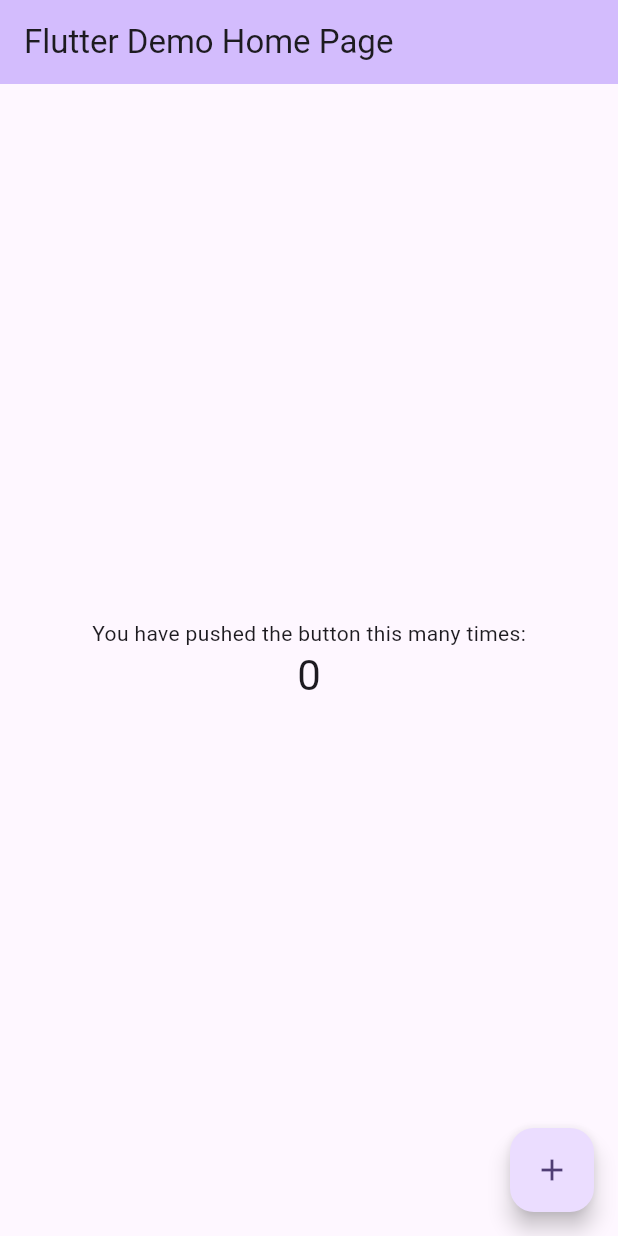
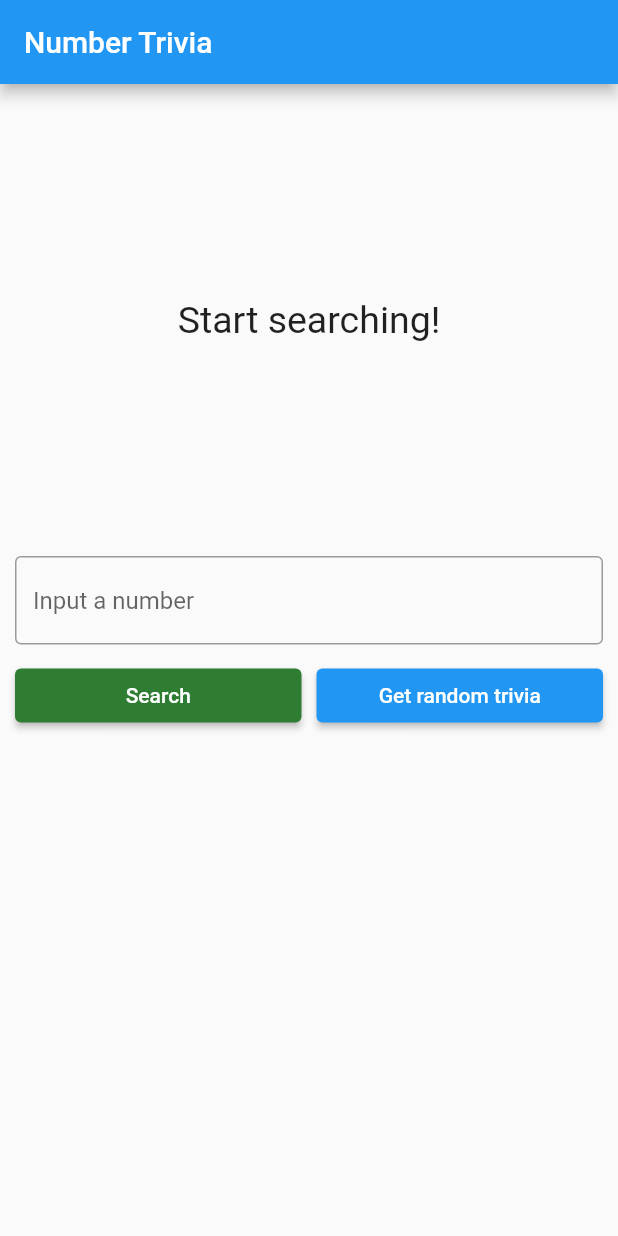
Before and after one commit to rarc88/flutter_tdd_clean_architecture, a Flutter app: the screen it shows after launch, on a phone screen of 412 x 824 dp. Run offline on Flutter 3.47's test engine with Material 2 defaults, Android fonts, the phone set to English and light mode, and no system bars; our stand-ins replace dartz, equatable, flutter_bloc, get_it, internet_connection_checker, shared_preferences.

Commit message:
chapters 12-14 (finished)

```diff
--- a/lib/core/error/failures.dart
+++ b/lib/core/error/failures.dart
@@ -1,8 +1,6 @@
 import 'package:equatable/equatable.dart';
 
 abstract class Failure extends Equatable {
-  const Failure();
-
   @override
   List<Object> get props => [];
 }
--- a/lib/features/number_trivia/data/datasources/number_trivia_remote_local_source.dart
+++ b/lib/features/number_trivia/data/datasources/number_trivia_remote_local_source.dart
@@ -14,7 +14,7 @@ abstract class NumberTriviaLocalDataSource {
   Future<void> cacheNumberTrivia(NumberTriviaModel triviaToCache);
 }
 
-const CACHED_NUMBER_TRIVIA = 'CACHED_NUMBER_TRIVIA';
+const cachedNumberTrivia = 'CACHED_NUMBER_TRIVIA';
 
 class NumberTriviaLocalDataSourceImpl implements NumberTriviaLocalDataSource {
   final SharedPreferences sharedPreferences;
@@ -23,7 +23,7 @@ class NumberTriviaLocalDataSourceImpl implements NumberTriviaLocalDataSource {
 
   @override
   Future<NumberTriviaModel> getLastNumberTrivia() {
-    final jsonString = sharedPreferences.getString(CACHED_NUMBER_TRIVIA);
+    final jsonString = sharedPreferences.getString(cachedNumberTrivia);
     if (jsonString != null) {
       return Future.value(NumberTriviaModel.fromJson(jsonDecode(jsonString)));
     } else {
@@ -34,7 +34,7 @@ class NumberTriviaLocalDataSourceImpl implements NumberTriviaLocalDataSource {
   @override
   Future<void> cacheNumberTrivia(NumberTriviaModel triviaToCache) {
     return sharedPreferences.setString(
-      CACHED_NUMBER_TRIVIA,
+      cachedNumberTrivia,
       json.encode(triviaToCache.toJson()),
     );
   }
--- /dev/null
+++ b/lib/features/number_trivia/presentation/pages/number_trivia_page.dart
@@ -0,0 +1,65 @@
+import 'package:flutter/material.dart';
+import 'package:flutter_bloc/flutter_bloc.dart';
+
+import '../../../../core/widgets/loading_widget.dart';
+import '../../../../injection_container.dart';
+import '../../domain/entities/number_trivia.dart';
+import '../bloc/number_trivia_bloc.dart';
+
+part '../widgets/message_display_widget.dart';
+part '../widgets/trivia_display_widget.dart';
+part '../widgets/trivia_controls_widget.dart';
+
+class NumberTriviaPage extends StatelessWidget {
+  const NumberTriviaPage({super.key});
+
+  @override
+  Widget build(BuildContext context) {
+    return Scaffold(
+      appBar: AppBar(
+        title: const Text('Number Trivia'),
+      ),
+      body: SingleChildScrollView(
+        child: buildBody(context),
+      ),
+    );
+  }
+
+  BlocProvider<NumberTriviaBloc> buildBody(BuildContext context) {
+    return BlocProvider(
+      create: (_) => sl<NumberTriviaBloc>(),
+      child: Center(
+        child: Padding(
+          padding: const EdgeInsets.all(10),
+          child: Column(
+            children: <Widget>[
+              const SizedBox(height: 10),
+              // Top half
+              BlocBuilder<NumberTriviaBloc, NumberTriviaState>(
+                builder: (context, state) {
+                  if (state is Loading) {
+                    return const LoadingWidget();
+                  } else if (state is Loaded) {
+                    return TriviaDisplayWidget(
+                      numberTrivia: state.trivia,
+                    );
+                  } else if (state is Error) {
+                    return MessageDisplay(
+                      message: state.message,
+                    );
+                  }
+                  return const MessageDisplay(
+                    message: 'Start searching!',
+                  );
+                },
+              ),
+              const SizedBox(height: 20),
+              // Bottom half
+              const TriviaControlsWidget(),
+            ],
+          ),
+        ),
+      ),
+    );
+  }
+}
--- /dev/null
+++ b/lib/features/number_trivia/presentation/widgets/message_display_widget.dart
@@ -0,0 +1,24 @@
+part of '../pages/number_trivia_page.dart';
+
+class MessageDisplay extends StatelessWidget {
+  const MessageDisplay({super.key, required this.message});
+
+  final String message;
+
+  @override
+  Widget build(BuildContext context) {
+    return SizedBox(
+      // Third of the size of the screen
+      height: MediaQuery.of(context).size.height / 3,
+      child: Center(
+        child: SingleChildScrollView(
+          child: Text(
+            message,
+            style: const TextStyle(fontSize: 25),
+            textAlign: TextAlign.center,
+          ),
+        ),
+      ),
+    );
+  }
+}
--- /dev/null
+++ b/lib/features/number_trivia/presentation/widgets/trivia_controls_widget.dart
@@ -0,0 +1,67 @@
+part of '../pages/number_trivia_page.dart';
+
+class TriviaControlsWidget extends StatefulWidget {
+  const TriviaControlsWidget({super.key});
+
+  @override
+  State<TriviaControlsWidget> createState() => _TriviaControlsWidgetState();
+}
+
+class _TriviaControlsWidgetState extends State<TriviaControlsWidget> {
+  final controller = TextEditingController();
+  String inputStr = '';
+
+  @override
+  Widget build(BuildContext context) {
+    return Column(
+      children: <Widget>[
+        TextField(
+          controller: controller,
+          keyboardType: TextInputType.number,
+          decoration: const InputDecoration(
+            border: OutlineInputBorder(),
+            hintText: 'Input a number',
+          ),
+          onChanged: (value) {
+            inputStr = value;
+          },
+          onSubmitted: (_) {
+            dispatchConcrete();
+          },
+        ),
+        const SizedBox(height: 10),
+        Row(
+          children: <Widget>[
+            Expanded(
+              child: ElevatedButton(
+                style: ElevatedButton.styleFrom(
+                    backgroundColor: Theme.of(context).primaryColor),
+                onPressed: dispatchConcrete,
+                child: const Text('Search'),
+              ),
+            ),
+            const SizedBox(width: 10),
+            Expanded(
+              child: ElevatedButton(
+                onPressed: dispatchRandom,
+                child: const Text('Get random trivia'),
+              ),
+            ),
+          ],
+        )
+      ],
+    );
+  }
+
+  void dispatchConcrete() {
+    // Clearing the TextField to prepare it for the next inputted number
+    controller.clear();
+    BlocProvider.of<NumberTriviaBloc>(context)
+        .add(GetTriviaForConcreteNumber(inputStr));
+  }
+
+  void dispatchRandom() {
+    controller.clear();
+    BlocProvider.of<NumberTriviaBloc>(context).add(GetTriviaForRandomNumber());
+  }
+}
--- a/lib/main.dart
+++ b/lib/main.dart
@@ -1,125 +1,27 @@
 import 'package:flutter/material.dart';
+import 'features/number_trivia/presentation/pages/number_trivia_page.dart';
+import 'injection_container.dart' as di;
 
-void main() {
+void main() async {
+  WidgetsFlutterBinding.ensureInitialized();
+  await di.init();
   runApp(const MyApp());
 }
 
 class MyApp extends StatelessWidget {
   const MyApp({super.key});
 
-  // This widget is the root of your application.
   @override
   Widget build(BuildContext context) {
     return MaterialApp(
-      title: 'Flutter Demo',
+      title: 'Number Trivia',
       theme: ThemeData(
-        // This is the theme of your application.
-        //
-        // TRY THIS: Try running your application with "flutter run". You'll see
-        // the application has a blue toolbar. Then, without quitting the app,
-        // try changing the seedColor in the colorScheme below to Colors.green
-        // and then invoke "hot reload" (save your changes or press the "hot
-        // reload" button in a Flutter-supported IDE, or press "r" if you used
-        // the command line to start the app).
-        //
-        // Notice that the counter didn't reset back to zero; the application
-        // state is not lost during the reload. To reset the state, use hot
-        // restart instead.
-        //
-        // This works for code too, not just values: Most code changes can be
-        // tested with just a hot reload.
-        colorScheme: ColorScheme.fromSeed(seedColor: Colors.deepPurple),
-        useMaterial3: true,
+        primaryColor: Colors.green.shade800,
+        colorScheme: ColorScheme.fromSwatch().copyWith(
+          secondary: Colors.green.shade600,
+        ),
       ),
-      home: const MyHomePage(title: 'Flutter Demo Home Page'),
+      home: const NumberTriviaPage(),
     );
   }
 }
-
-class MyHomePage extends StatefulWidget {
-  const MyHomePage({super.key, required this.title});
-
-  // This widget is the home page of your application. It is stateful, meaning
-  // that it has a State object (defined below) that contains fields that affect
-  // how it looks.
-
-  // This class is the configuration for the state. It holds the values (in this
-  // case the title) provided by the parent (in this case the App widget) and
-  // used by the build method of the State. Fields in a Widget subclass are
-  // always marked "final".
-
-  final String title;
-
-  @override
-  State<MyHomePage> createState() => _MyHomePageState();
-}
-
-class _MyHomePageState extends State<MyHomePage> {
-  int _counter = 0;
-
-  void _incrementCounter() {
-    setState(() {
-      // This call to setState tells the Flutter framework that something has
-      // changed in this State, which causes it to rerun the build method below
-      // so that the display can reflect the updated values. If we changed
-      // _counter without calling setState(), then the build method would not be
-      // called again, and so nothing would appear to happen.
-      _counter++;
-    });
-  }
-
-  @override
-  Widget build(BuildContext context) {
-    // This method is rerun every time setState is called, for instance as done
-    // by the _incrementCounter method above.
-    //
-    // The Flutter framework has been optimized to make rerunning build methods
-    // fast, so that you can just rebuild anything that needs updating rather
-    // than having to individually change instances of widgets.
-    return Scaffold(
-      appBar: AppBar(
-        // TRY THIS: Try changing the color here to a specific color (to
-        // Colors.amber, perhaps?) and trigger a hot reload to see the AppBar
-        // change color while the other colors stay the same.
-        backgroundColor: Theme.of(context).colorScheme.inversePrimary,
-        // Here we take the value from the MyHomePage object that was created by
-        // the App.build method, and use it to set our appbar title.
-        title: Text(widget.title),
-      ),
-      body: Center(
-        // Center is a layout widget. It takes a single child and positions it
-        // in the middle of the parent.
-        child: Column(
-          // Column is also a layout widget. It takes a list of children and
-          // arranges them vertically. By default, it sizes itself to fit its
-          // children horizontally, and tries to be as tall as its parent.
-          //
-          // Column has various properties to control how it sizes itself and
-          // how it positions its children. Here we use mainAxisAlignment to
-          // center the children vertically; the main axis here is the vertical
-          // axis because Columns are vertical (the cross axis would be
-          // horizontal).
-          //
-          // TRY THIS: Invoke "debug painting" (choose the "Toggle Debug Paint"
-          // action in the IDE, or press "p" in the console), to see the
-          // wireframe for each widget.
-          mainAxisAlignment: MainAxisAlignment.center,
-          children: <Widget>[
-            const Text(
-              'You have pushed the button this many times:',
-            ),
-            Text(
-              '$_counter',
-              style: Theme.of(context).textTheme.headlineMedium,
-            ),
-          ],
-        ),
-      ),
-      floatingActionButton: FloatingActionButton(
-        onPressed: _incrementCounter,
-        tooltip: 'Increment',
-        child: const Icon(Icons.add),
-      ), // This trailing comma makes auto-formatting nicer for build methods.
-    );
-  }
-}
```
Also changed, not shown: lib/core/widgets/loading_widget.dart (added, +15 -0 lines), lib/features/number_trivia/presentation/bloc/number_trivia_bloc.dart (+47 -9 lines), lib/features/number_trivia/presentation/widgets/trivia_display_widget.dart (added, +42 -0 lines), lib/injection_container.dart (added, +60 -0 lines), 6 other files.
